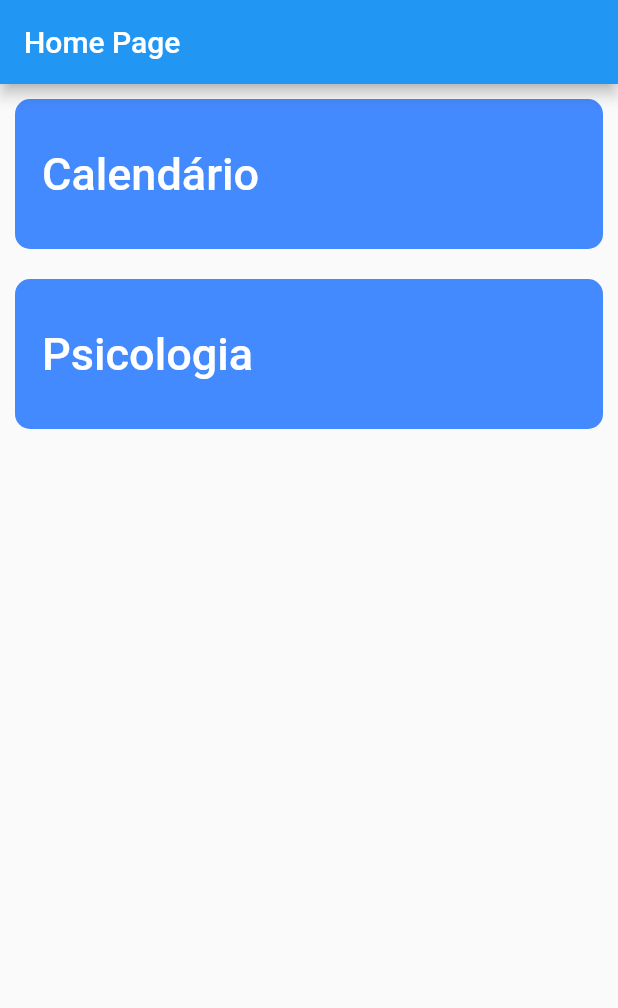
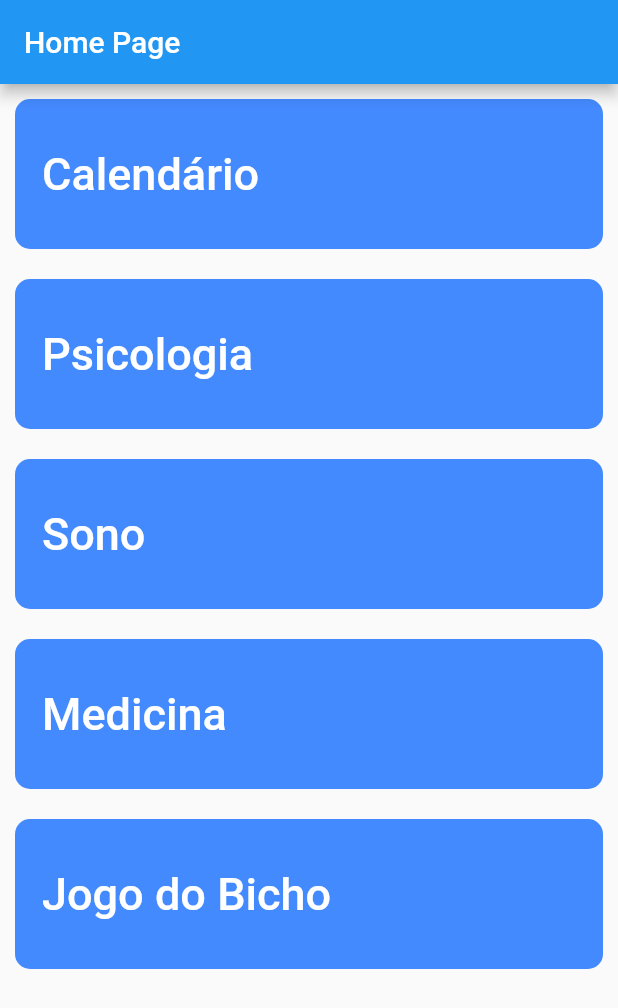
Before and after one commit to lutzzdias/calendar-flutter, a Flutter app: the screen it shows after launch, on a phone screen of 412 x 824 dp. Shown: the top 1008 px of the screen. Run offline on Flutter 3.47's test engine with Material 2 defaults, Android fonts, the phone set to English and light mode, and no system bars.

Commit message:
Added more buttons in the home page and improved the test page

```diff
--- a/lib/Presentation/Pages/home_page.dart
+++ b/lib/Presentation/Pages/home_page.dart
@@ -10,11 +10,16 @@ class HomePage extends StatelessWidget {
   Widget build(BuildContext context) {
     return Scaffold(
       appBar: AppBar(title: const Text("Home Page")),
-      body: Column(
-        children: const [
-          HomeButton(title: "Calendário", nextScreen: CalendarPage()),
-          HomeButton(title: "Psicologia", nextScreen: TestPage()),
-        ],
+      body: SingleChildScrollView(
+        child: Column(
+          children: const [
+            HomeButton(title: "Calendário", nextScreen: CalendarPage()),
+            HomeButton(title: "Psicologia", nextScreen: TestPage()),
+            HomeButton(title: "Sono", nextScreen: TestPage()),
+            HomeButton(title: "Medicina", nextScreen: TestPage()),
+            HomeButton(title: "Jogo do Bicho", nextScreen: TestPage()),
+          ],
+        ),
       ),
     );
   }
--- a/lib/Presentation/Pages/test_page.dart
+++ b/lib/Presentation/Pages/test_page.dart
@@ -1,13 +1,11 @@
 import 'package:flutter/material.dart';
-import 'package:flutter/src/foundation/key.dart';
-import 'package:flutter/src/widgets/framework.dart';
 
 class TestPage extends StatelessWidget {
   const TestPage({Key? key}) : super(key: key);
 
   @override
   Widget build(BuildContext context) {
-    return Scaffold(
+    return const Scaffold(
       body: Center(
         child: Text("AFSDFASDFWFDA"),
       ),
```
